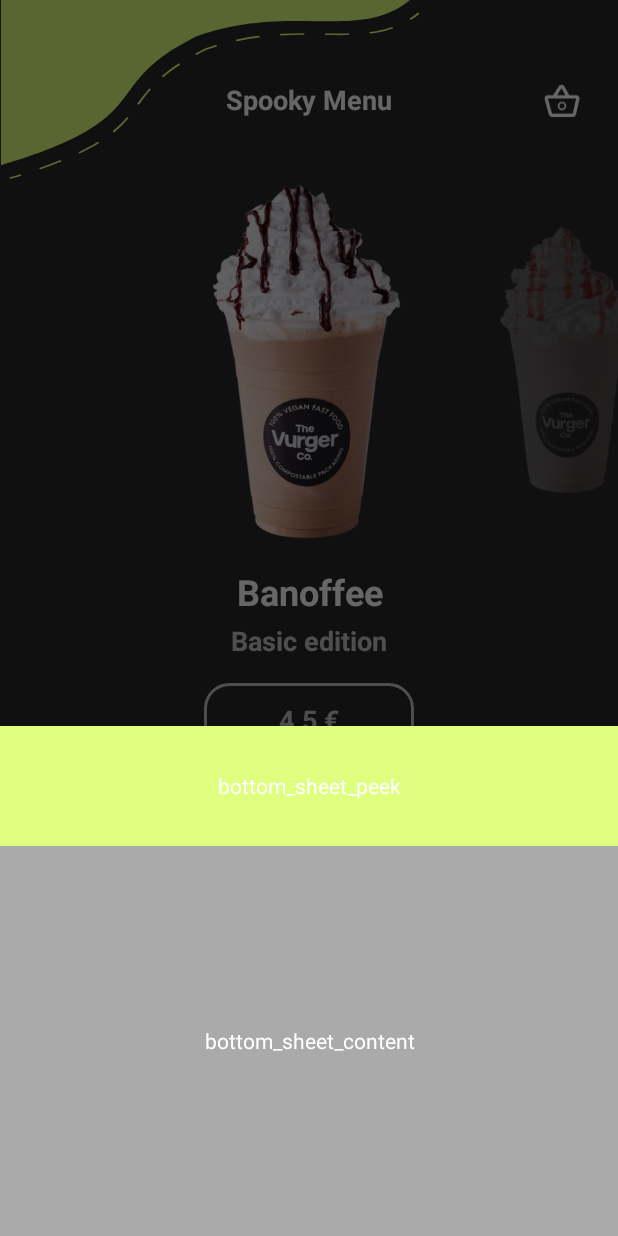
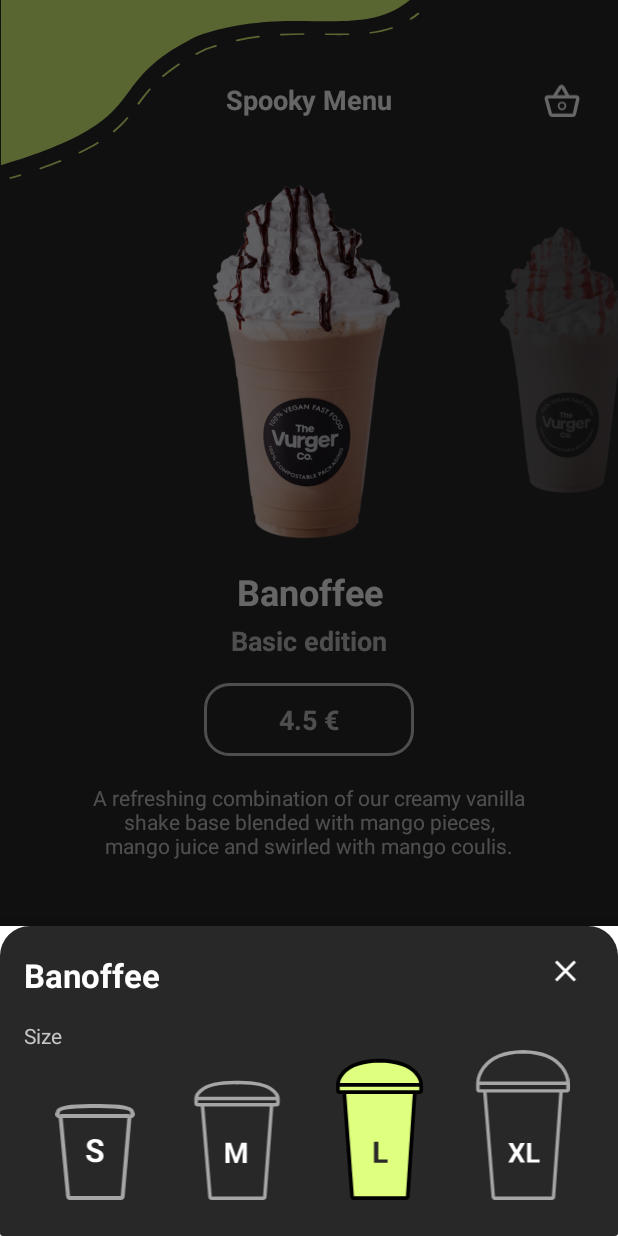
Before and after one commit to Calrission/IceCreamApp, an Android app: the screen it shows after launch (MainActivity), after a tap on "Customize", on a phone screen of 412 x 824 dp. Run offline under Robolectric (Android 15) with nearby library versions, the phone set to English and light mode, and no system bars; 1 statement that could not run was skipped.

Commit message:
Add selected size ice cream in bottom_sheet

```diff
--- a/app/src/main/java/com/ege/icecreamapp/MainActivity.kt
+++ b/app/src/main/java/com/ege/icecreamapp/MainActivity.kt
@@ -1,16 +1,19 @@
 package com.ege.icecreamapp
 
+import android.media.Image
 import android.os.Bundle
-import android.util.Log
+import android.widget.ImageView
 import androidx.appcompat.app.AppCompatActivity
 import androidx.viewpager2.widget.ViewPager2
 import com.ege.icecreamapp.customView.Counter.OnChangeCount
 import com.google.android.material.bottomsheet.BottomSheetDialog
 import kotlinx.android.synthetic.main.activity_main.*
+import kotlinx.android.synthetic.main.bottom_sheet.*
 
 class MainActivity : AppCompatActivity() {
 
     private val menu: MutableList<ModelIceCream> = StaticData.ice_creams
+    lateinit var bottomSheetDialog: BottomSheetDialog
 
     override fun onCreate(savedInstanceState: Bundle?) {
         super.onCreate(savedInstanceState)
@@ -40,9 +43,9 @@ class MainActivity : AppCompatActivity() {
             }
         }
 
-        val bottomSheetDialog = prepareBottomSheet()
+        bottomSheetDialog = createBottomSheet()
         customize.setOnClickListener {
-            bottomSheetDialog.show()
+            bottomSheetDialog.showWithPrepare(menu[pager.currentItem])
         }
 
         buy.setOnClickListener {
@@ -51,9 +54,35 @@ class MainActivity : AppCompatActivity() {
         }
     }
 
-    private fun prepareBottomSheet(): BottomSheetDialog{
+    private fun createBottomSheet(): BottomSheetDialog{
         val bottomSheet = BottomSheetDialog(this)
         bottomSheet.setContentView(R.layout.bottom_sheet)
         return bottomSheet
     }
+
+    private fun BottomSheetDialog.showWithPrepare(modelIceCream: ModelIceCream){
+        val views_size = mapOf<ImageView, Pair<Int, Int>>(
+            s_size to Pair(R.drawable.ic_s_size, R.drawable.ic_s_size_no),
+            m_size to Pair(R.drawable.ic_m_size, R.drawable.ic_m_size_no),
+            l_size to Pair(R.drawable.ic_l_size, R.drawable.ic_l_size_no),
+            xl_size to Pair(R.drawable.ic_xl_size, R.drawable.ic_xl_size_no)
+        )
+        fun switchSelectedSize(nowPositionSelected: Int){
+            views_size.forEach{it.key.setImageResource(it.value.second)}
+            val nowImageView = views_size.keys.toList()[nowPositionSelected]
+            val nowPair = views_size[nowImageView]!!
+            nowImageView.setImageResource(nowPair.first)
+        }
+        this.title_bottom_sheet.text = modelIceCream.title
+        switchSelectedSize(modelIceCream.size)
+        views_size.forEach{
+            it.key.setOnClickListener { imageView ->
+                val position = views_size.keys.toList().indexOf(imageView as ImageView)
+                switchSelectedSize(position)
+                modelIceCream.size = position
+            }
+        }
+        this.show()
+    }
+
 }
--- a/app/src/main/java/com/ege/icecreamapp/ModelIceCream.kt
+++ b/app/src/main/java/com/ege/icecreamapp/ModelIceCream.kt
@@ -6,5 +6,6 @@ data class ModelIceCream(
     val edition: String,
     val price: Float,
     val imgRes: Int,
-    var countBuy: Int = 1
+    var countBuy: Int = 1,
+    var size: Int = 2
 )
--- /dev/null
+++ b/app/src/main/res/drawable/ic_baseline_close_24.xml
@@ -0,0 +1,5 @@
+<vector android:height="24dp" android:tint="#FFFFFF"
+    android:viewportHeight="24" android:viewportWidth="24"
+    android:width="24dp" xmlns:android="http://schemas.android.com/apk/res/android">
+    <path android:fillColor="@android:color/white" android:pathData="M19,6.41L17.59,5 12,10.59 6.41,5 5,6.41 10.59,12 5,17.59 6.41,19 12,13.41 17.59,19 19,17.59 13.41,12z"/>
+</vector>
--- /dev/null
+++ b/app/src/main/res/drawable/shape_background_bottom_sheet.xml
@@ -0,0 +1,7 @@
+<?xml version="1.0" encoding="utf-8"?>
+<shape xmlns:android="http://schemas.android.com/apk/res/android"
+    android:shape="rectangle">
+    <corners android:topLeftRadius="20dp"
+        android:topRightRadius="20dp"/>
+    <solid android:color="@color/colorBackground"/>
+</shape>
--- a/app/src/main/res/layout/bottom_sheet.xml
+++ b/app/src/main/res/layout/bottom_sheet.xml
@@ -1,25 +1,97 @@
 <?xml version="1.0" encoding="utf-8"?>
-<LinearLayout xmlns:android="http://schemas.android.com/apk/res/android"
+<androidx.cardview.widget.CardView xmlns:android="http://schemas.android.com/apk/res/android"
     xmlns:app="http://schemas.android.com/apk/res-auto"
-    android:id="@+id/bottom_sheet"
+    android:id="@+id/card_bottom_sheet"
     android:layout_width="match_parent"
-    android:layout_height="340dp"
-    android:background="@android:color/darker_gray"
-    android:orientation="vertical">
+    android:layout_height="wrap_content"
+    app:cardElevation="0dp">
 
-    <TextView
-        android:layout_width="match_parent"
-        android:layout_height="80dp"
-        android:background="@color/colorAccent"
-        android:gravity="center"
-        android:text="bottom_sheet_peek"
-        android:textColor="@android:color/white" />
-
-    <TextView
+    <LinearLayout
+        android:id="@+id/lin_bottom_sheet"
         android:layout_width="match_parent"
         android:layout_height="match_parent"
-        android:gravity="center"
-        android:text="bottom_sheet_content"
-        android:textColor="@android:color/white" />
+        android:background="@drawable/shape_background_bottom_sheet"
+        android:orientation="vertical"
+        android:paddingLeft="16dp"
+        android:paddingRight="16dp">
 
-</LinearLayout>
+        <LinearLayout
+            android:layout_width="match_parent"
+            android:layout_height="wrap_content"
+            android:layout_marginTop="18dp"
+            android:orientation="horizontal"
+            android:weightSum="10">
+
+            <TextView
+                android:id="@+id/title_bottom_sheet"
+                android:layout_width="0dp"
+                android:layout_height="wrap_content"
+                android:layout_weight="9"
+                android:text="TextView"
+                android:textColor="@color/colorText"
+                android:textSize="22sp"
+                android:textStyle="bold" />
+
+            <ImageView
+                android:id="@+id/close"
+                android:layout_width="0dp"
+                android:layout_height="wrap_content"
+                android:layout_weight="1"
+                app:srcCompat="@drawable/ic_baseline_close_24" />
+        </LinearLayout>
+
+        <TextView
+            android:id="@+id/textView3"
+            android:layout_width="match_parent"
+            android:layout_height="wrap_content"
+            android:layout_marginTop="16dp"
+            android:text="Size"
+            android:textColor="@color/colorHint"
+            android:textSize="14sp" />
+
+        <LinearLayout
+            android:id="@+id/size_lin"
+            android:layout_width="match_parent"
+            android:layout_height="100dp"
+            android:gravity="bottom"
+            android:orientation="horizontal"
+            android:weightSum="4">
+
+            <ImageView
+                android:id="@+id/s_size"
+                android:layout_width="0dp"
+                android:layout_height="65dp"
+                android:layout_weight="1"
+                app:srcCompat="@drawable/ic_s_size_no" />
+
+            <ImageView
+                android:id="@+id/m_size"
+                android:layout_width="0dp"
+                android:layout_height="80dp"
+                android:layout_weight="1"
+                app:srcCompat="@drawable/ic_m_size_no" />
+
+            <ImageView
+                android:id="@+id/l_size"
+                android:layout_width="0dp"
+                android:layout_height="95dp"
+                android:layout_weight="1"
+                app:srcCompat="@drawable/ic_l_size_no" />
+
+            <ImageView
+                android:id="@+id/xl_size"
+                android:layout_width="0dp"
+                android:layout_height="match_parent"
+                android:layout_weight="1"
+                app:srcCompat="@drawable/ic_xl_size_no" />
+
+        </LinearLayout>
+
+        <androidx.recyclerview.widget.RecyclerView
+            android:id="@+id/rec_settings"
+            android:layout_width="match_parent"
+            android:layout_height="match_parent"
+            android:layout_marginTop="24dp" />
+
+    </LinearLayout>
+</androidx.cardview.widget.CardView>
```
